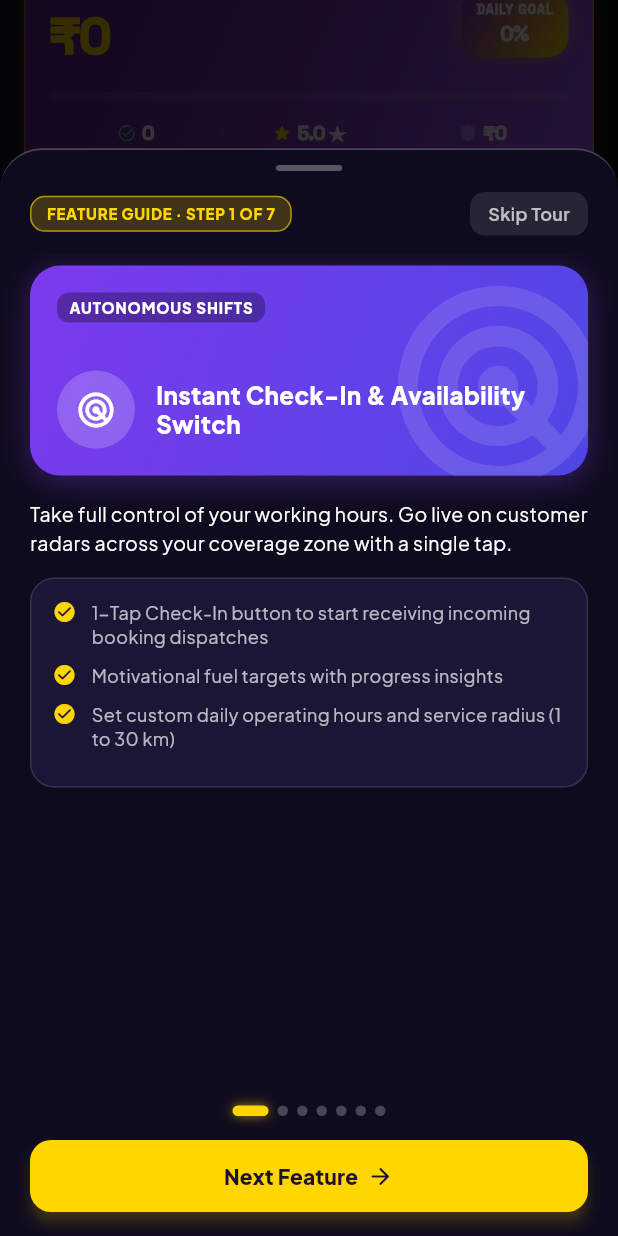
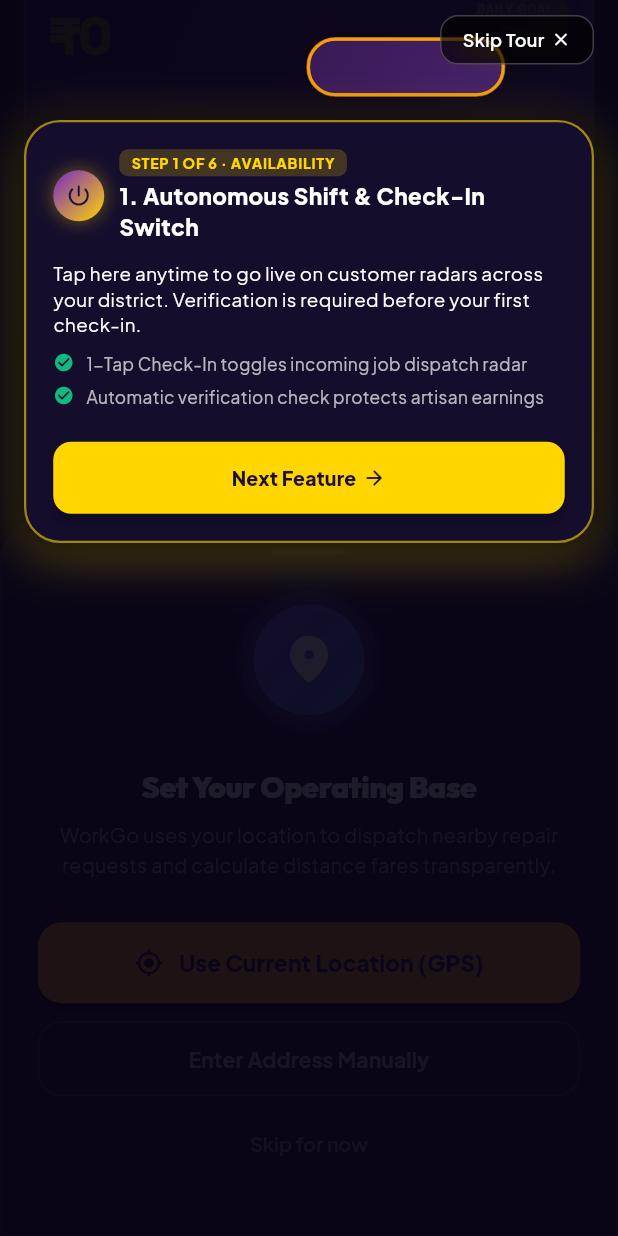
Before and after one commit to ATHIK05/WorkGo, a Flutter app: the KaryaHomeScreen screen opened directly with empty values, scrolled down 188 dp, after a tap on "Skip Tour", on a phone screen of 412 x 824 dp. Run offline on Flutter 3.47's test engine with Material 3 defaults, Android fonts, the phone set to English and light mode, and no system bars; our stand-ins replace auto_size_text, cloud_firestore, easy_localization, firebase_auth, firebase_core, fl_chart and 4 more; accounts and stored records are empty; network calls fail.

Commit message:
feat(karya): implement authentic interactive spotlight coachmark app tour with real UI cutouts and smooth scrolling

```diff
--- a/apps/workgo_karya/lib/src/screens/karya_home_screen.dart
+++ b/apps/workgo_karya/lib/src/screens/karya_home_screen.dart
@@ -13,6 +13,7 @@ import 'worker_profile_detail_screen.dart';
 import 'worker_profile_setup_screen.dart';
 import 'worker_welfare_screen.dart';
 import '../widgets/karya_app_tour_dialog.dart';
+import '../widgets/karya_spotlight_tour.dart';
 
 class KaryaHomeScreen extends StatefulWidget {
   const KaryaHomeScreen({
@@ -23,6 +24,13 @@ class KaryaHomeScreen extends StatefulWidget {
 
   final AppUser user;
   final VoidCallback onSignOut;
+
+  static _KaryaHomeScreenState? _activeState;
+
+  /// Launches the live interactive spotlight app tour on the live screen.
+  static void launchLiveSpotlightTour(BuildContext context) {
+    _activeState?.launchSpotlightTour(isManual: true);
+  }
 
   @override
   State<KaryaHomeScreen> createState() => _KaryaHomeScreenState();
@@ -36,9 +44,18 @@ class _KaryaHomeScreenState extends State<KaryaHomeScreen>
   late AnimationController _radarCtrl;
   static bool _hasPromptedThisSession = false;
 
+  final ScrollController _scrollController = ScrollController();
+  final GlobalKey _keyQuickShiftBar = GlobalKey();
+  final GlobalKey _keyAvailabilitySwitch = GlobalKey();
+  final GlobalKey _keyFuelGauge = GlobalKey();
+  final GlobalKey _keyRadar = GlobalKey();
+  final GlobalKey _keyBentoGrid = GlobalKey();
+  final GlobalKey _keyBottomNav = GlobalKey();
+
   @override
   void initState() {
     super.initState();
+    KaryaHomeScreen._activeState = this;
     _radarCtrl = AnimationController(
       vsync: this,
       duration: const Duration(milliseconds: 1400),
@@ -51,10 +68,112 @@ class _KaryaHomeScreenState extends State<KaryaHomeScreen>
     });
   }
 
+  @override
+  void dispose() {
+    if (KaryaHomeScreen._activeState == this) {
+      KaryaHomeScreen._activeState = null;
+    }
+    _radarCtrl.dispose();
+    _scrollController.dispose();
+    super.dispose();
+  }
+
   Future<void> _checkAndShowAppTour() async {
-    await Future.delayed(const Duration(milliseconds: 600));
+    await Future.delayed(const Duration(milliseconds: 1200));
     if (mounted) {
-      await KaryaAppTourDialog.checkAndShowTour(context);
+      await launchSpotlightTour(isManual: false);
+    }
+  }
+
+  List<SpotlightTarget> _buildSpotlightTargets() {
+    return [
+      SpotlightTarget(
+        key: _keyAvailabilitySwitch,
+        stepNumber: "1",
+        title: "1. Autonomous Shift & Check-In Switch",
+        description: "Tap here anytime to go live on customer radars across your district. Verification is required before your first check-in.",
+        badgeText: "AVAILABILITY",
+        icon: Icons.power_settings_new_rounded,
+        bulletPoints: [
+          "1-Tap Check-In toggles incoming job dispatch radar",
+          "Automatic verification check protects artisan earnings",
+        ],
+      ),
+      SpotlightTarget(
+        key: _keyQuickShiftBar,
+        stepNumber: "2",
+        title: "2. Artisan Identity & Profile Hub",
+        description: "Tap your holographic avatar to view verified badges, edit trade skills, adjust coverage radius (1-30 km), or switch languages.",
+        badgeText: "PROFILE & SKILLS",
+        icon: Icons.person_pin_rounded,
+        bulletPoints: [
+          "View customer ratings, badges, and welfare shield",
+          "Switch between தமிழ், हिंदी, and English instantly",
+        ],
+      ),
+      SpotlightTarget(
+        key: _keyFuelGauge,
+        stepNumber: "3",
+        title: "3. Daily Fuel Gauge & Earnings Cockpit",
+        description: "Track today's jobs, total earnings, active hours, and performance incentives with a strict 0% commission guarantee.",
+        badgeText: "0% COMMISSION",
+        icon: Icons.speed_rounded,
+        bulletPoints: [
+          "Live progress tracker towards daily earning milestones",
+          "Instant 1-tap UPI / Bank payout settlements",
+        ],
+      ),
+      SpotlightTarget(
+        key: _keyRadar,
+        stepNumber: "4",
+        title: "4. Live Dispatch Radar & Job Match",
+        description: "Nearby service requests flash in real time with distance, upfront pricing, and a 30-second priority acceptance countdown.",
+        badgeText: "PRIORITY RADAR",
+        icon: Icons.radar_rounded,
+        bulletPoints: [
+          "30s audio chime countdown to accept before others",
+          "Upfront pricing and customer pickup distance shown",
+        ],
+      ),
+      SpotlightTarget(
+        key: _keyBentoGrid,
+        stepNumber: "5",
+        title: "5. Tactical Action Matrix: KYC & Welfare",
+        description: "Direct shortcuts to complete your government Aadhaar & Video KYC, inspect your ₹2L PMJJBY welfare cover, and manage referrals.",
+        badgeText: "ACTION MATRIX",
+        icon: Icons.grid_view_rounded,
+        bulletPoints: [
+          "Complete Video KYC to earn the trusted Co-op Certified badge",
+          "₹2,00,000 accidental and disability insurance coverage",
+        ],
+      ),
+      SpotlightTarget(
+        key: _keyBottomNav,
+        stepNumber: "6",
+        title: "6. Master Navigation Dock",
+        description: "Switch seamlessly across your cockpit tabs: Home, Incoming Radar, Earnings Wallet, Welfare Shield, and Settings.",
+        badgeText: "DOCK TABS",
+        icon: Icons.dock_rounded,
+        bulletPoints: [
+          "Radar tab with live incoming requests counter badge",
+          "Earnings ledger with full booking receipts history",
+        ],
+      ),
+    ];
+  }
+
+  Future<void> launchSpotlightTour({bool isManual = false}) async {
+    if (_currentNavIndex != 0) {
+      setState(() => _currentNavIndex = 0);
+      await Future.delayed(const Duration(milliseconds: 300));
+    }
+    if (mounted) {
+      await KaryaSpotlightTourOverlay.startTour(
+        context: context,
+        targets: _buildSpotlightTargets(),
+        scrollController: _scrollController,
+        isManual: isManual,
+      );
     }
   }
 
@@ -122,12 +241,6 @@ class _KaryaHomeScreenState extends State<KaryaHomeScreen>
       );
       await _workerService.upsertWorkerProfile(initialWorker);
     }
-  }
-
-  @override
-  void dispose() {
-    _radarCtrl.dispose();
-    super.dispose();
   }
 
   Future<void> _toggleAvailability(Worker worker) async {
@@ -382,6 +495,8 @@ class _KaryaHomeScreenState extends State<KaryaHomeScreen>
     return SafeArea(
       child: Padding(
         padding: const EdgeInsets.fromLTRB(16, 0, 16, 12),
+        child: KeyedSubtree(
+          key: _keyBottomNav,
           child: Container(
             height: 64,
           decoration: BoxDecoration(
@@ -511,6 +626,7 @@ class _KaryaHomeScreenState extends State<KaryaHomeScreen>
           ),
         ),
       ),
+    ),
   );
 }
 
@@ -526,13 +642,17 @@ class _KaryaHomeScreenState extends State<KaryaHomeScreen>
 
     return SafeArea(
       child: SingleChildScrollView(
+        controller: _scrollController,
         padding: const EdgeInsets.fromLTRB(16, 12, 16, 80),
         child: Column(
           crossAxisAlignment: CrossAxisAlignment.start,
           children: [
             // ── Top Quick-Shift Bar
             KSlideFadeIn(
+              child: KeyedSubtree(
+                key: _keyQuickShiftBar,
                 child: _buildTopQuickShiftBar(name, worker, isOnline, context),
+              ),
             ),
             const SizedBox(height: 12),
 
@@ -546,21 +666,30 @@ class _KaryaHomeScreenState extends State<KaryaHomeScreen>
             // ── Real-Time Daily Fuel Gauge Cockpit
             KSlideFadeIn(
               delay: const Duration(milliseconds: 40),
+              child: KeyedSubtree(
+                key: _keyFuelGauge,
                 child: _buildDailyFuelGauge(worker),
+              ),
             ),
             const SizedBox(height: 12),
 
             // ── Live Radar & Incoming Job Stream
             KSlideFadeIn(
               delay: const Duration(milliseconds: 80),
+              child: KeyedSubtree(
+                key: _keyRadar,
                 child: _buildLiveRadarSection(worker),
+              ),
             ),
             const SizedBox(height: 14),
 
             // ── Action Matrix (High Density 2x2)
             KSlideFadeIn(
               delay: const Duration(milliseconds: 120),
+              child: KeyedSubtree(
+                key: _keyBentoGrid,
                 child: _buildTacticalActionGrid(context, worker),
+              ),
             ),
           ],
         ),
@@ -758,7 +887,9 @@ class _KaryaHomeScreenState extends State<KaryaHomeScreen>
           ),
 
           // Instant Titan Shift Mode Button (One-tap switch!)
-          GestureDetector(
+          KeyedSubtree(
+            key: _keyAvailabilitySwitch,
+            child: GestureDetector(
               onTap: () => _toggleAvailability(worker),
               child: AnimatedContainer(
                 duration: KAnim.fast,
@@ -793,6 +924,7 @@ class _KaryaHomeScreenState extends State<KaryaHomeScreen>
                       ),
                     ),
                   ],
+                ),
               ),
             ),
           ),
--- a/apps/workgo_karya/lib/src/screens/worker_profile_detail_screen.dart
+++ b/apps/workgo_karya/lib/src/screens/worker_profile_detail_screen.dart
@@ -4,6 +4,7 @@ import 'package:flutter/services.dart';
 import 'package:workgo_core/workgo_core.dart';
 import '../karya_theme.dart';
 import 'document_upload_screen.dart';
+import 'karya_home_screen.dart';
 import 'worker_profile_setup_screen.dart';
 import 'worker_welfare_screen.dart';
 import '../widgets/karya_app_tour_dialog.dart';
@@ -1141,7 +1142,8 @@ class _WorkerProfileDetailScreenState extends State<WorkerProfileDetailScreen> {
           iconColor: const Color(0xFF8B5CF6),
           onTap: () {
             HapticFeedback.lightImpact();
-            KaryaAppTourDialog.checkAndShowTour(context, isManual: true);
+            Navigator.of(context).pop();
+            KaryaHomeScreen.launchLiveSpotlightTour(context);
           },
         ),
         const SizedBox(height: 10),
--- /dev/null
+++ b/apps/workgo_karya/lib/src/widgets/karya_spotlight_tour.dart
@@ -0,0 +1,485 @@
+import 'dart:ui';
+import 'package:flutter/material.dart';
+import 'package:flutter/services.dart';
+import 'package:shared_preferences/shared_preferences.dart';
+import 'package:workgo_core/workgo_core.dart';
+import '../karya_theme.dart';
+
+class SpotlightTarget {
+  final GlobalKey key;
+  final String stepNumber;
+  final String title;
+  final String description;
+  final String badgeText;
+  final IconData icon;
+  final ShapeBorder shape;
+  final EdgeInsets padding;
+  final List<String> bulletPoints;
+
+  const SpotlightTarget({
+    required this.key,
+    required this.stepNumber,
+    required this.title,
+    required this.description,
+    required this.badgeText,
+    required this.icon,
+    this.shape = const RoundedRectangleBorder(borderRadius: BorderRadius.all(Radius.circular(18))),
+    this.padding = const EdgeInsets.all(6),
+    this.bulletPoints = const [],
+  });
+}
+
+class KaryaSpotlightTourOverlay extends StatefulWidget {
+  final List<SpotlightTarget> targets;
+  final ScrollController? scrollController;
+  final VoidCallback onComplete;
+
+  const KaryaSpotlightTourOverlay({
+    super.key,
+    required this.targets,
+    this.scrollController,
+    required this.onComplete,
+  });
+
+  static const String prefKey = "has_completed_spotlight_tour_v2";
+
+  /// Checks SharedPreferences and triggers the real spotlight coachmark tour.
+  /// If [isManual] is true, launches regardless of prior completion.
+  static Future<void> startTour({
+    required BuildContext context,
+    required List<SpotlightTarget> targets,
+    ScrollController? scrollController,
+    bool isManual = false,
+  }) async {
+    final prefs = await SharedPreferences.getInstance();
+    final hasSeen = prefs.getBool(prefKey) ?? false;
+
+    if (!isManual && hasSeen) return;
+
+    if (context.mounted) {
+      final overlay = Overlay.of(context);
+      late OverlayEntry entry;
+
+      entry = OverlayEntry(
+        builder: (ctx) => KaryaSpotlightTourOverlay(
+          targets: targets,
+          scrollController: scrollController,
+          onComplete: () {
+            entry.remove();
+            prefs.setBool(prefKey, true);
+          },
+        ),
+      );
+
+      overlay.insert(entry);
+    }
+  }
+
+  @override
+  State<KaryaSpotlightTourOverlay> createState() => _KaryaSpotlightTourOverlayState();
+}
+
+class _KaryaSpotlightTourOverlayState extends State<KaryaSpotlightTourOverlay>
+    with SingleTickerProviderStateMixin {
+  int _currentIndex = 0;
+  late AnimationController _pulseController;
+  Rect? _targetRect;
+
+  @override
+  void initState() {
+    super.initState();
+    _pulseController = AnimationController(
+      vsync: this,
+      duration: const Duration(milliseconds: 1200),
+    )..repeat(reverse: true);
+
+    WidgetsBinding.instance.addPostFrameCallback((_) {
+      _calculateCurrentTargetPosition();
+    });
+  }
+
+  @override
+  void dispose() {
+    _pulseController.dispose();
+    super.dispose();
+  }
+
+  Future<void> _calculateCurrentTargetPosition() async {
+    if (!mounted || widget.targets.isEmpty) return;
+
+    final target = widget.targets[_currentIndex];
+    final renderBox = target.key.currentContext?.findRenderObject() as RenderBox?;
+
+    if (renderBox != null && renderBox.hasSize) {
+      final position = renderBox.localToGlobal(Offset.zero);
+      final size = renderBox.size;
+      final rect = Rect.fromLTWH(
+        position.dx - target.padding.left,
+        position.dy - target.padding.top,
+        size.width + target.padding.horizontal,
+        size.height + target.padding.vertical,
+      );
+
+      // Auto-scroll if target is outside of comfortable screen viewport
+      final screenHeight = MediaQuery.of(context).size.height;
+      if (widget.scrollController != null && (rect.top < 80 || rect.bottom > screenHeight - 120)) {
+        try {
+          await Scrollable.ensureVisible(
+            target.key.currentContext!,
+            duration: const Duration(milliseconds: 300),
+            curve: Curves.easeInOutCubic,
+            alignment: 0.35,
+          );
+          // Recalculate after scroll
+          final updatedBox = target.key.currentContext?.findRenderObject() as RenderBox?;
+          if (updatedBox != null) {
+            final updatedPos = updatedBox.localToGlobal(Offset.zero);
+            setState(() {
+              _targetRect = Rect.fromLTWH(
+                updatedPos.dx - target.padding.left,
+                updatedPos.dy - target.padding.top,
+                updatedBox.size.width + target.padding.horizontal,
+                updatedBox.size.height + target.padding.vertical,
+              );
+            });
+            return;
+          }
+        } catch (_) {}
+      }
+
+      setState(() => _targetRect = rect);
+    } else {
+      // If widget context is not ready yet, retry in 80ms
+      await Future.delayed(const Duration(milliseconds: 80));
+      if (mounted) _calculateCurrentTargetPosition();
+    }
+  }
+
+  void _nextTarget() {
+    HapticFeedback.mediumImpact();
+    if (_currentIndex < widget.targets.length - 1) {
+      setState(() {
+        _currentIndex++;
+        _targetRect = null;
+      });
+      _calculateCurrentTargetPosition();
+    } else {
+      _finishTour();
+    }
+  }
+
+  void _previousTarget() {
+    HapticFeedback.lightImpact();
+    if (_currentIndex > 0) {
+      setState(() {
+        _currentIndex--;
+        _targetRect = null;
+      });
+      _calculateCurrentTargetPosition();
+    }
+  }
+
+  void _finishTour() {
+    HapticFeedback.heavyImpact();
+    widget.onComplete();
+  }
+
+  @override
+  Widget build(BuildContext context) {
+    final target = widget.targets[_currentIndex];
+    final screenHeight = MediaQuery.of(context).size.height;
+    final screenWidth = MediaQuery.of(context).size.width;
+    final isLast = _currentIndex == widget.targets.length - 1;
+
+    // Determine whether to render tooltip card above or below target
+    final targetCenterY = _targetRect != null ? _targetRect!.center.dy : screenHeight * 0.4;
+    final showTooltipBelow = targetCenterY < screenHeight * 0.55;
+
+    return Material(
+      color: Colors.transparent,
+      child: Stack(
+        children: [
+          // 1. Cutout Spotlight Dark Backdrop
+          AnimatedBuilder(
+            animation: _pulseController,
+            builder: (context, child) {
+              return CustomPaint(
+                size: Size(screenWidth, screenHeight),
+                painter: _SpotlightPainter(
+                  targetRect: _targetRect,
+                  pulseScale: _pulseController.value,
+                ),
+              );
+            },
+          ),
+
+          // 2. Interactive Dismiss / Next Area
+          Positioned.fill(
+            child: GestureDetector(
+              onTap: _nextTarget,
+              behavior: HitTestBehavior.translucent,
+              child: const SizedBox.expand(),
+            ),
+          ),
+
+          // 3. Top Skip Button
+          Positioned(
+            top: MediaQuery.of(context).padding.top + 10,
+            right: 16,
+            child: GestureDetector(
+              onTap: _finishTour,
+              child: Container(
+                padding: const EdgeInsets.symmetric(horizontal: 14, vertical: 7),
+                decoration: BoxDecoration(
+                  color: Colors.black.withValues(alpha: 0.65),
+                  borderRadius: BorderRadius.circular(12),
+                  border: Border.all(color: Colors.white24),
+                ),
+                child: const Row(
+                  mainAxisSize: MainAxisSize.min,
+                  children: [
+                    Text(
+                      "Skip Tour",
+                      style: TextStyle(color: Colors.white, fontSize: 12, fontWeight: FontWeight.w600),
+                    ),
+                    SizedBox(width: 4),
+                    Icon(Icons.close_rounded, color: Colors.white, size: 14),
+                  ],
+                ),
+              ),
+            ),
+          ),
+
+          // 4. Interactive Floating Coachmark Card
+          if (_targetRect != null)
+            AnimatedPositioned(
+              duration: const Duration(milliseconds: 320),
+              curve: Curves.easeOutCubic,
+              left: 16,
+              right: 16,
+              top: showTooltipBelow
+                  ? (_targetRect!.bottom + 16).clamp(80.0, screenHeight - 340.0)
+                  : null,
+              bottom: !showTooltipBelow
+                  ? (screenHeight - _targetRect!.top + 16).clamp(80.0, screenHeight - 340.0)
+                  : null,
+              child: GestureDetector(
+                onTap: () {}, // Prevent card tap from propagating
+                child: _buildCoachmarkCard(target, isLast),
+              ),
+            ),
+        ],
+      ),
+    );
+  }
+
+  Widget _buildCoachmarkCard(SpotlightTarget target, bool isLast) {
+    return Container(
+      padding: const EdgeInsets.all(18),
+      decoration: BoxDecoration(
+        color: const Color(0xFF140D2E).withValues(alpha: 0.96),
+        borderRadius: BorderRadius.circular(24),
+        border: Border.all(color: KX.gold.withValues(alpha: 0.6), width: 1.5),
+        boxShadow: [
+          BoxShadow(
+            color: KX.gold.withValues(alpha: 0.3),
+            blurRadius: 28,
+            spreadRadius: 2,
+            offset: const Offset(0, 8),
+          ),
+          BoxShadow(
+            color: Colors.black.withValues(alpha: 0.8),
+            blurRadius: 16,
+          ),
+        ],
+      ),
+      child: Column(
+        mainAxisSize: MainAxisSize.min,
+        crossAxisAlignment: CrossAxisAlignment.stretch,
+        children: [
+          // Header Row
+          Row(
+            children: [
+              Container(
+                padding: const EdgeInsets.all(8),
+                decoration: BoxDecoration(
+                  gradient: KX.luminaVioletGold,
+                  shape: BoxShape.circle,
+                  boxShadow: [
+                    BoxShadow(color: KX.gold.withValues(alpha: 0.4), blurRadius: 10),
+                  ],
+                ),
+                child: Icon(target.icon, color: const Color(0xFF1E1035), size: 18),
+              ),
+              const SizedBox(width: 10),
+              Expanded(
+                child: Column(
+                  crossAxisAlignment: CrossAxisAlignment.start,
+                  children: [
+                    Container(
+                      padding: const EdgeInsets.symmetric(horizontal: 8, vertical: 2),
+                      decoration: BoxDecoration(
+                        color: KX.gold.withValues(alpha: 0.2),
+                        borderRadius: BorderRadius.circular(6),
+                      ),
+                      child: Text(
+                        "STEP ${_currentIndex + 1} OF ${widget.targets.length} · ${target.badgeText}",
+                        style: const TextStyle(
+                          color: KX.gold,
+                          fontSize: 9.5,
+                          fontWeight: FontWeight.w900,
+                          letterSpacing: 0.5,
+                        ),
+                      ),
+                    ),
+                    const SizedBox(height: 2),
+                    Text(
+                      target.title,
+                      style: const TextStyle(
+                        color: Colors.white,
+                        fontSize: 15,
+                        fontWeight: FontWeight.w900,
+                      ),
+                    ),
+                  ],
+                ),
+              ),
+            ],
+          ),
+          const SizedBox(height: 12),
+
+          // Description Text
+          Text(
+            target.description,
+            style: const TextStyle(
+              color: Colors.white,
+              fontSize: 12.5,
+              height: 1.4,
+            ),
+          ),
+
+          // Bullet Points
+          if (target.bulletPoints.isNotEmpty) ...[
+            const SizedBox(height: 10),
+            Column(
+              children: target.bulletPoints.map((point) {
+                return Padding(
+                  padding: const EdgeInsets.only(bottom: 6),
+                  child: Row(
+                    crossAxisAlignment: CrossAxisAlignment.start,
+                    children: [
+                      const Icon(Icons.check_circle_rounded, color: Color(0xFF10B981), size: 14),
+                      const SizedBox(width: 8),
+                      Expanded(
+                        child: Text(
+                          point,
+                          style: const TextStyle(color: Colors.white70, fontSize: 11.5),
+                        ),
+                      ),
+                    ],
+                  ),
+                );
+              }).toList(),
+            ),
+          ],
+          const SizedBox(height: 16),
+
+          // Navigation Controls Row
+          Row(
+            children: [
+              if (_currentIndex > 0) ...[
+                OutlinedButton(
+                  onPressed: _previousTarget,
+                  style: OutlinedButton.styleFrom(
+                    foregroundColor: Colors.white70,
+                    side: const BorderSide(color: Colors.white24),
+                    padding: const EdgeInsets.symmetric(horizontal: 14, vertical: 10),
+                    shape: RoundedRectangleBorder(borderRadius: BorderRadius.circular(12)),
+                  ),
+                  child: const Text("Back", style: TextStyle(fontSize: 12)),
+                ),
+                const SizedBox(width: 8),
+              ],
+              Expanded(
+                child: ElevatedButton(
+                  onPressed: _nextTarget,
+                  style: ElevatedButton.styleFrom(
+                    backgroundColor: isLast ? const Color(0xFF10B981) : KX.gold,
+                    foregroundColor: const Color(0xFF1E1035),
+                    padding: const EdgeInsets.symmetric(vertical: 12),
+                    elevation: 3,
+                    shape: RoundedRectangleBorder(borderRadius: BorderRadius.circular(12)),
+                  ),
+                  child: Row(
+                    mainAxisAlignment: MainAxisAlignment.center,
+                    children: [
+                      Text(
+                        isLast ? "Finish Tour & Start 🚀" : "Next Feature",
+                        style: const TextStyle(fontWeight: FontWeight.w900, fontSize: 13),
+                      ),
+                      const SizedBox(width: 4),
+                      Icon(isLast ? Icons.check_circle_rounded : Icons.arrow_forward_rounded, size: 16),
+                    ],
+                  ),
+                ),
+              ),
+            ],
+          ),
+        ],
+      ),
+    );
+  }
+}
+
+class _SpotlightPainter extends CustomPainter {
+  final Rect? targetRect;
+  final double pulseScale;
+
+  _SpotlightPainter({this.targetRect, required this.pulseScale});
+
+  @override
+  void paint(Canvas canvas, Size size) {
+    final backgroundPaint = Paint()..color = const Color(0xE8080415);
+
+    if (targetRect == null) {
+      canvas.drawRect(Rect.fromLTWH(0, 0, size.width, size.height), backgroundPaint);
+      return;
+    }
+
+    // 1. Draw backdrop with cutout hole
+    final backgroundPath = Path()..addRect(Rect.fromLTWH(0, 0, size.width, size.height));
+    final cutoutPath = Path()
+      ..addRRect(RRect.fromRectAndRadius(targetRect!, const Radius.circular(18)));
+
+    final finalPath = Path.combine(PathOperation.difference, backgroundPath, cutoutPath);
+    canvas.drawPath(finalPath, backgroundPaint);
+
+    // 2. Draw glowing pulsing border around targeted widget
+    final pulseExtra = pulseScale * 6.0;
+    final pulseRect = Rect.fromLTRB(
+      targetRect!.left - pulseExtra,
+      targetRect!.top - pulseExtra,
+      targetRect!.right + pulseExtra,
+      targetRect!.bottom + pulseExtra,
+    );
+
+    final glowPaint = Paint()
+      ..color = const Color(0xFFF59E0B).withValues(alpha: 0.6 - (pulseScale * 0.3))
+      ..style = PaintingStyle.stroke
+      ..strokeWidth = 2.5;
+
+    canvas.drawRRect(RRect.fromRectAndRadius(pulseRect, Radius.circular(18 + pulseExtra)), glowPaint);
+
+    final sharpBorderPaint = Paint()
+      ..color = const Color(0xFFF59E0B)
+      ..style = PaintingStyle.stroke
+      ..strokeWidth = 2.0;
+
+    canvas.drawRRect(RRect.fromRectAndRadius(targetRect!, const Radius.circular(18)), sharpBorderPaint);
+  }
+
+  @override
+  bool shouldRepaint(covariant _SpotlightPainter oldDelegate) {
+    return oldDelegate.targetRect != targetRect || oldDelegate.pulseScale != pulseScale;
+  }
+}
```
Lines whose indentation alone changed are shown as unchanged.
